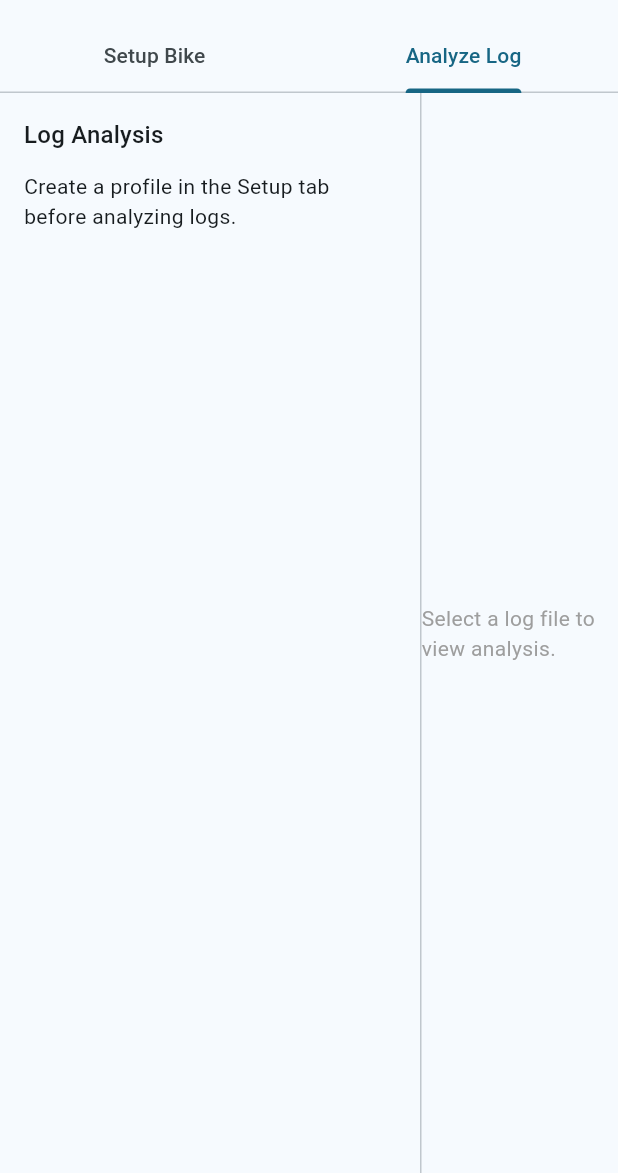
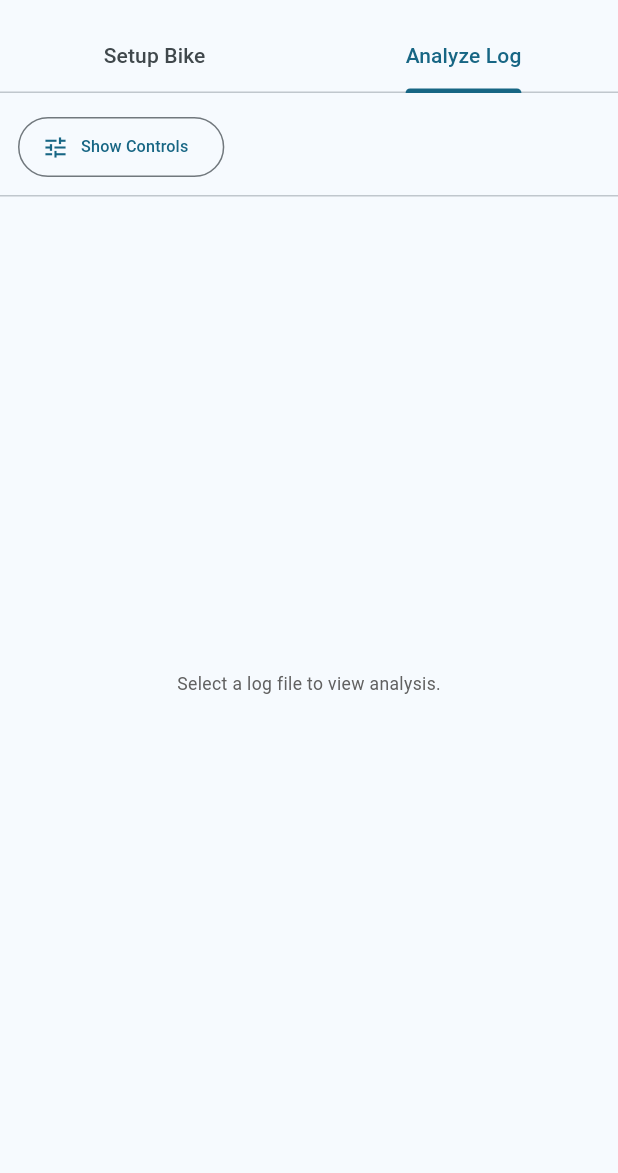
Before and after one commit to chris-w05/SuspensionTuner, a Flutter app: the screen it shows after launch, tab 2 chosen, on a phone screen of 412 x 824 dp, the part 63-1236 px from its top. Run offline on Flutter 3.47's test engine with Material 3 defaults, Android fonts, the phone set to English and light mode, and no system bars; our stand-ins replace file_picker, fl_chart, shared_preferences; accounts and stored records are empty.

Commit message:
Basic Mobile set up

```diff
--- a/App/lib/screens/analysis_tab.dart
+++ b/App/lib/screens/analysis_tab.dart
@@ -1,8 +1,10 @@
+import 'dart:io';
 import 'dart:math' as math;
 import 'dart:typed_data';
 
 import 'package:file_picker/file_picker.dart';
 import 'package:fl_chart/fl_chart.dart';
+import 'package:flutter/foundation.dart';
 import 'package:flutter/gestures.dart';
 import 'package:flutter/material.dart';
 
@@ -30,6 +32,7 @@ class _AnalysisTabState extends State<AnalysisTab>
   AnalysisResult? _analysisResult;
   String? _selectedFileName;
   bool _isParsing = false;
+  bool _showMobileSidebar = false;
 
   late TabController _graphTabController;
   List<String> _timeChartOrder = <String>[
@@ -100,10 +103,13 @@ class _AnalysisTabState extends State<AnalysisTab>
 
 
     FilePickerResult? selection;
+    const List<String> allowedExtensions = <String>['bin', 'dat', 'raw', 'daq'];
+    final bool useCustomExtensionFilter =
+        defaultTargetPlatform != TargetPlatform.iOS;
     try {
       selection = await FilePicker.platform.pickFiles(
-        type: FileType.custom,
-        allowedExtensions: <String>['bin', 'dat', 'raw', 'daq'],
+        type: useCustomExtensionFilter ? FileType.custom : FileType.any,
+        allowedExtensions: useCustomExtensionFilter ? allowedExtensions : null,
         withData: true,
       );
     } catch (error) {
@@ -115,12 +121,54 @@ class _AnalysisTabState extends State<AnalysisTab>
       return;
     }
 
-    if (selection == null || selection.files.single.bytes == null) {
+    if (selection == null || selection.files.isEmpty) {
       return;
     }
 
-    final String fileName = selection.files.single.name;
-    final Uint8List fileBytes = selection.files.single.bytes!;
+    final PlatformFile file = selection.files.single;
+    final String fileName = file.name;
+    final String loweredName = fileName.toLowerCase();
+    final bool isSupportedFile =
+        allowedExtensions.any((String ext) => loweredName.endsWith('.$ext'));
+    if (!isSupportedFile) {
+      if (mounted) {
+        ScaffoldMessenger.of(context).showSnackBar(
+          SnackBar(
+            content: Text(
+              'Unsupported file type. Choose one of: ${allowedExtensions.join(', ')}',
+            ),
+          ),
+        );
+      }
+      return;
+    }
+
+    Uint8List? fileBytes = file.bytes;
+    if (fileBytes == null && file.path != null) {
+      try {
+        fileBytes = await File(file.path!).readAsBytes();
+      } catch (error) {
+        if (mounted) {
+          ScaffoldMessenger.of(context).showSnackBar(
+            SnackBar(content: Text('Could not read selected file: $error')),
+          );
+        }
+        return;
+      }
+    }
+
+    if (fileBytes == null) {
+      if (mounted) {
+        ScaffoldMessenger.of(context).showSnackBar(
+          const SnackBar(
+            content: Text(
+              'Could not load file data from picker. Try moving the file to On My iPhone or Files > Downloads and try again.',
+            ),
+          ),
+        );
+      }
+      return;
+    }
 
     setState(() {
       _isParsing = true;
@@ -143,6 +191,7 @@ class _AnalysisTabState extends State<AnalysisTab>
         _timeViewMinX = null;
         _timeViewMaxX = null;
         _scatterViewBounds.clear();
+        _showMobileSidebar = false;
       });
     } catch (error) {
       if (mounted) {
@@ -1403,6 +1452,10 @@ class _AnalysisTabState extends State<AnalysisTab>
 
   @override
   Widget build(BuildContext context) {
+    final MediaQueryData mediaQuery = MediaQuery.of(context);
+    final bool isCompactLayout = mediaQuery.size.width < 900;
+    final double textScale = isCompactLayout ? 0.9 : 1.0;
+
     final List<CalibrationProfile> profiles = widget.profiles;
 
     final AnalysisResult? result = _analysisResult;
@@ -1506,20 +1559,67 @@ class _AnalysisTabState extends State<AnalysisTab>
         globalMaxPosMm == null ||
         globalMinVelMmPerSecond == null ||
         globalMaxVelMmPerSecond == null) {
-      return Row(
+      final Widget emptyState = Center(
+        child: Text(
+          'Select a log file to view analysis.',
+          style: TextStyle(
+            color: Colors.grey.shade700,
+            fontSize: 13,
+          ),
+        ),
+      );
+
+      final Widget content = isCompactLayout
+          ? Column(
+              crossAxisAlignment: CrossAxisAlignment.stretch,
+              children: <Widget>[
+                Padding(
+                  padding: const EdgeInsets.fromLTRB(12, 12, 12, 8),
+                  child: Align(
+                    alignment: Alignment.centerLeft,
+                    child: OutlinedButton.icon(
+                      onPressed: () {
+                        setState(() {
+                          _showMobileSidebar = !_showMobileSidebar;
+                        });
+                      },
+                      icon: Icon(
+                        _showMobileSidebar
+                            ? Icons.tune
+                            : Icons.tune_outlined,
+                        size: 18,
+                      ),
+                      label: Text(
+                        _showMobileSidebar ? 'Hide Controls' : 'Show Controls',
+                        style: const TextStyle(fontSize: 12),
+                      ),
+                    ),
+                  ),
+                ),
+                AnimatedCrossFade(
+                  duration: const Duration(milliseconds: 180),
+                  crossFadeState: _showMobileSidebar
+                      ? CrossFadeState.showFirst
+                      : CrossFadeState.showSecond,
+                  firstChild: SizedBox(height: 300, child: sidebar),
+                  secondChild: const SizedBox.shrink(),
+                ),
+                const Divider(height: 1),
+                Expanded(child: emptyState),
+              ],
+            )
+          : Row(
               crossAxisAlignment: CrossAxisAlignment.stretch,
               children: <Widget>[
                 SizedBox(width: 280, child: sidebar),
                 const VerticalDivider(width: 1),
-          const Expanded(
-            child: Center(
-              child: Text(
-                'Select a log file to view analysis.',
-                style: TextStyle(color: Colors.grey),
-              ),
-            ),
-          ),
-        ],
+                Expanded(child: emptyState),
+              ],
+            );
+
+      return MediaQuery(
+        data: mediaQuery.copyWith(textScaler: TextScaler.linear(textScale)),
+        child: content,
       );
     }
 
@@ -1560,13 +1660,7 @@ class _AnalysisTabState extends State<AnalysisTab>
       ),
     );
 
-    return Row(
-      crossAxisAlignment: CrossAxisAlignment.stretch,
-      children: <Widget>[
-        SizedBox(width: 280, child: sidebar),
-        const VerticalDivider(width: 1),
-        Expanded(
-          child: Column(
+    final Widget graphSection = Column(
       crossAxisAlignment: CrossAxisAlignment.stretch,
       children: <Widget>[
         TabBar(
@@ -1600,9 +1694,57 @@ class _AnalysisTabState extends State<AnalysisTab>
           ),
         ),
       ],
-          ),
-        ),
-      ],
+    );
+
+    final Widget content = isCompactLayout
+        ? Column(
+            crossAxisAlignment: CrossAxisAlignment.stretch,
+            children: <Widget>[
+              Padding(
+                padding: const EdgeInsets.fromLTRB(12, 12, 12, 8),
+                child: Align(
+                  alignment: Alignment.centerLeft,
+                  child: OutlinedButton.icon(
+                    onPressed: () {
+                      setState(() {
+                        _showMobileSidebar = !_showMobileSidebar;
+                      });
+                    },
+                    icon: Icon(
+                      _showMobileSidebar ? Icons.tune : Icons.tune_outlined,
+                      size: 18,
+                    ),
+                    label: Text(
+                      _showMobileSidebar ? 'Hide Controls' : 'Show Controls',
+                      style: const TextStyle(fontSize: 12),
+                    ),
+                  ),
+                ),
+              ),
+              AnimatedCrossFade(
+                duration: const Duration(milliseconds: 180),
+                crossFadeState: _showMobileSidebar
+                    ? CrossFadeState.showFirst
+                    : CrossFadeState.showSecond,
+                firstChild: SizedBox(height: 320, child: sidebar),
+                secondChild: const SizedBox.shrink(),
+              ),
+              const Divider(height: 1),
+              Expanded(child: graphSection),
+            ],
+          )
+        : Row(
+            crossAxisAlignment: CrossAxisAlignment.stretch,
+            children: <Widget>[
+              SizedBox(width: 280, child: sidebar),
+              const VerticalDivider(width: 1),
+              Expanded(child: graphSection),
+            ],
+          );
+
+    return MediaQuery(
+      data: mediaQuery.copyWith(textScaler: TextScaler.linear(textScale)),
+      child: content,
     );
   }
 
```
Lines whose indentation alone changed are shown as unchanged.
